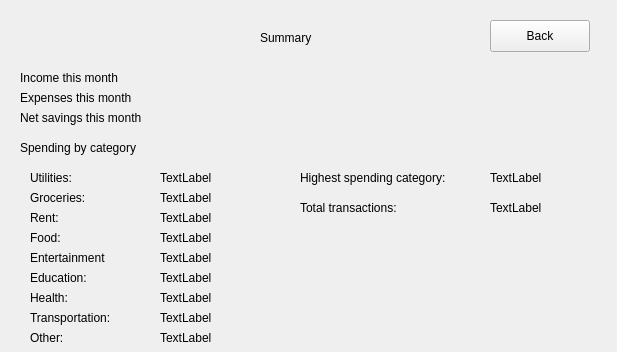
The window that statistics.ui (Omaraboelsoud-web/smartbudget) describes before a commit, drawn with Qt 5.
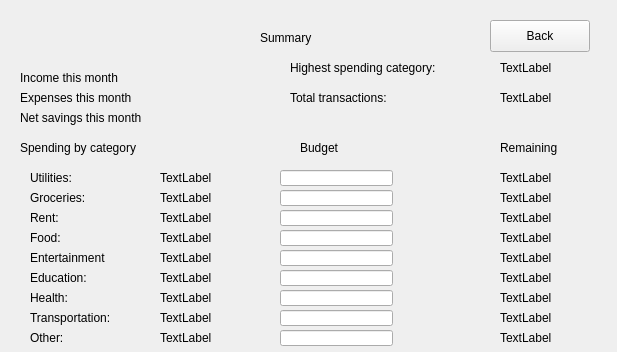
The same window after the commit.

Commit message: Created a budget system successfully

The edit to the form file:
```diff
--- a/statistics.ui
+++ b/statistics.ui
@@ -107,8 +107,8 @@
   <widget class="QLabel" name="label_5">
    <property name="geometry">
     <rect>
-     <x>300</x>
-     <y>170</y>
+     <x>290</x>
+     <y>60</y>
      <width>171</width>
      <height>16</height>
     </rect>
@@ -224,8 +224,8 @@
   <widget class="QLabel" name="Highestspending">
    <property name="geometry">
     <rect>
-     <x>490</x>
-     <y>170</y>
+     <x>500</x>
+     <y>60</y>
      <width>58</width>
      <height>16</height>
     </rect>
@@ -328,8 +328,8 @@
   <widget class="QLabel" name="label_14">
    <property name="geometry">
     <rect>
-     <x>300</x>
-     <y>200</y>
+     <x>290</x>
+     <y>90</y>
      <width>131</width>
      <height>16</height>
     </rect>
@@ -341,8 +341,8 @@
   <widget class="QLabel" name="totalTransactions">
    <property name="geometry">
     <rect>
-     <x>490</x>
-     <y>200</y>
+     <x>500</x>
+     <y>90</y>
      <width>58</width>
      <height>16</height>
     </rect>
@@ -416,6 +416,239 @@
     <string>Back</string>
    </property>
   </widget>
+  <widget class="QLineEdit" name="budgetUtilities">
+   <property name="geometry">
+    <rect>
+     <x>280</x>
+     <y>170</y>
+     <width>113</width>
+     <height>16</height>
+    </rect>
+   </property>
+  </widget>
+  <widget class="QLineEdit" name="budgetGroceries">
+   <property name="geometry">
+    <rect>
+     <x>280</x>
+     <y>190</y>
+     <width>113</width>
+     <height>16</height>
+    </rect>
+   </property>
+  </widget>
+  <widget class="QLineEdit" name="budgetRent">
+   <property name="geometry">
+    <rect>
+     <x>280</x>
+     <y>210</y>
+     <width>113</width>
+     <height>16</height>
+    </rect>
+   </property>
+  </widget>
+  <widget class="QLineEdit" name="budgetFood">
+   <property name="geometry">
+    <rect>
+     <x>280</x>
+     <y>230</y>
+     <width>113</width>
+     <height>16</height>
+    </rect>
+   </property>
+  </widget>
+  <widget class="QLineEdit" name="budgetEntertainment">
+   <property name="geometry">
+    <rect>
+     <x>280</x>
+     <y>250</y>
+     <width>113</width>
+     <height>16</height>
+    </rect>
+   </property>
+  </widget>
+  <widget class="QLineEdit" name="budgetEducation">
+   <property name="geometry">
+    <rect>
+     <x>280</x>
+     <y>270</y>
+     <width>113</width>
+     <height>16</height>
+    </rect>
+   </property>
+  </widget>
+  <widget class="QLineEdit" name="budgetHealth">
+   <property name="geometry">
+    <rect>
+     <x>280</x>
+     <y>290</y>
+     <width>113</width>
+     <height>16</height>
+    </rect>
+   </property>
+  </widget>
+  <widget class="QLineEdit" name="budgetTransportation">
+   <property name="geometry">
+    <rect>
+     <x>280</x>
+     <y>310</y>
+     <width>113</width>
+     <height>16</height>
+    </rect>
+   </property>
+  </widget>
+  <widget class="QLineEdit" name="budgetOther">
+   <property name="geometry">
+    <rect>
+     <x>280</x>
+     <y>330</y>
+     <width>113</width>
+     <height>16</height>
+    </rect>
+   </property>
+  </widget>
+  <widget class="QLabel" name="label_17">
+   <property name="geometry">
+    <rect>
+     <x>300</x>
+     <y>140</y>
+     <width>58</width>
+     <height>16</height>
+    </rect>
+   </property>
+   <property name="text">
+    <string>Budget</string>
+   </property>
+  </widget>
+  <widget class="QLabel" name="label_18">
+   <property name="geometry">
+    <rect>
+     <x>500</x>
+     <y>140</y>
+     <width>71</width>
+     <height>16</height>
+    </rect>
+   </property>
+   <property name="text">
+    <string>Remaining</string>
+   </property>
+  </widget>
+  <widget class="QLabel" name="remainingUtilities">
+   <property name="geometry">
+    <rect>
+     <x>500</x>
+     <y>170</y>
+     <width>58</width>
+     <height>16</height>
+    </rect>
+   </property>
+   <property name="text">
+    <string>TextLabel</string>
+   </property>
+  </widget>
+  <widget class="QLabel" name="remainingGroceries">
+   <property name="geometry">
+    <rect>
+     <x>500</x>
+     <y>190</y>
+     <width>58</width>
+     <height>16</height>
+    </rect>
+   </property>
+   <property name="text">
+    <string>TextLabel</string>
+   </property>
+  </widget>
+  <widget class="QLabel" name="remainingRent">
+   <property name="geometry">
+    <rect>
+     <x>500</x>
+     <y>210</y>
+     <width>58</width>
+     <height>16</height>
+    </rect>
+   </property>
+   <property name="text">
+    <string>TextLabel</string>
+   </property>
+  </widget>
+  <widget class="QLabel" name="remainingFood">
+   <property name="geometry">
+    <rect>
+     <x>500</x>
+     <y>230</y>
+     <width>58</width>
+     <height>16</height>
+    </rect>
+   </property>
+   <property name="text">
+    <string>TextLabel</string>
+   </property>
+  </widget>
+  <widget class="QLabel" name="remainingEntertainment">
+   <property name="geometry">
+    <rect>
+     <x>500</x>
+     <y>250</y>
+     <width>58</width>
+     <height>16</height>
+    </rect>
+   </property>
+   <property name="text">
+    <string>TextLabel</string>
+   </property>
+  </widget>
+  <widget class="QLabel" name="remainingEducation">
+   <property name="geometry">
+    <rect>
+     <x>500</x>
+     <y>270</y>
+     <width>58</width>
+     <height>16</height>
+    </rect>
+   </property>
+   <property name="text">
+    <string>TextLabel</string>
+   </property>
+  </widget>
+  <widget class="QLabel" name="remainingHealth">
+   <property name="geometry">
+    <rect>
+     <x>500</x>
+     <y>290</y>
+     <width>58</width>
+     <height>16</height>
+    </rect>
+   </property>
+   <property name="text">
+    <string>TextLabel</string>
+   </property>
+  </widget>
+  <widget class="QLabel" name="remainingTransportation">
+   <property name="geometry">
+    <rect>
+     <x>500</x>
+     <y>310</y>
+     <width>58</width>
+     <height>16</height>
+    </rect>
+   </property>
+   <property name="text">
+    <string>TextLabel</string>
+   </property>
+  </widget>
+  <widget class="QLabel" name="remainingOther">
+   <property name="geometry">
+    <rect>
+     <x>500</x>
+     <y>330</y>
+     <width>58</width>
+     <height>16</height>
+    </rect>
+   </property>
+   <property name="text">
+    <string>TextLabel</string>
+   </property>
+  </widget>
  </widget>
  <resources/>
  <connections/>
```
The commit also changes 5 other files.
